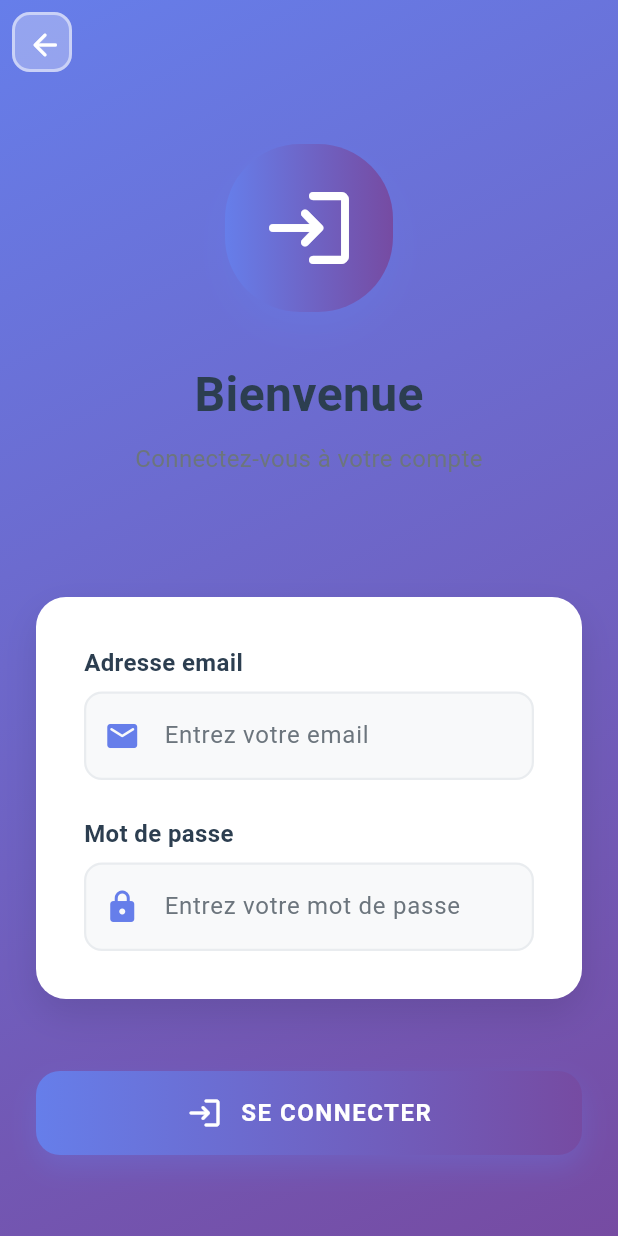
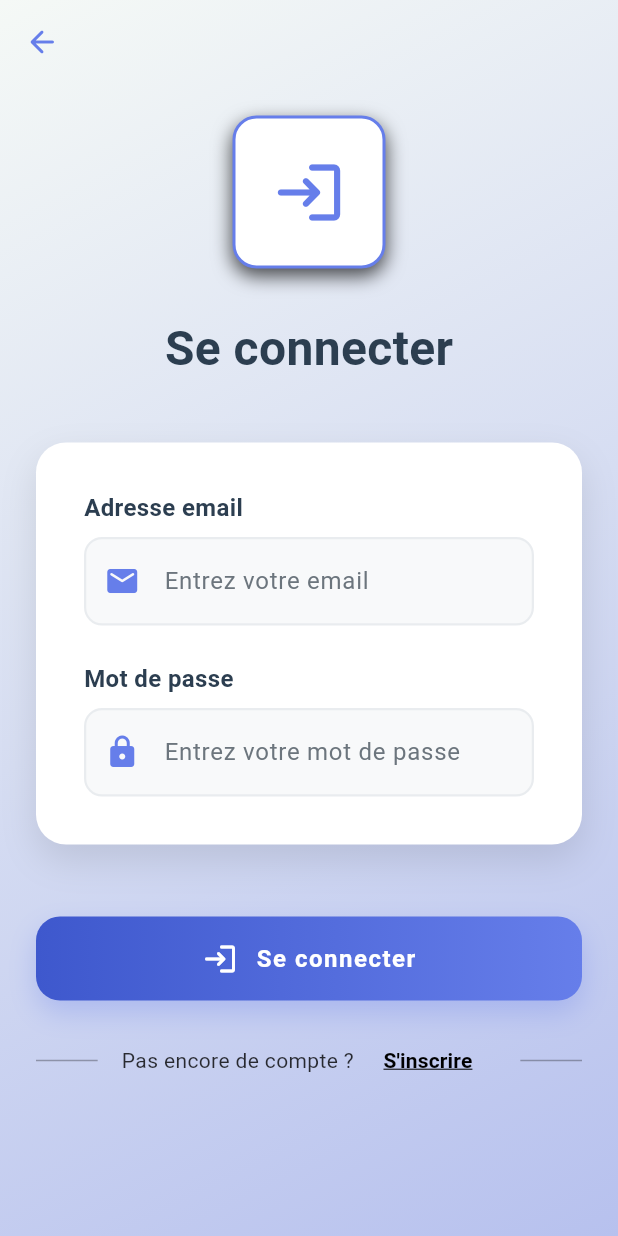
Before and after one commit to JohannaStoicanescu/e-commerce-app, a Flutter app: the LoginPage screen opened by its route, on a phone screen of 412 x 824 dp. Run offline on Flutter 3.47's test engine with Material 3 defaults, Android fonts, the light colour scheme and no system bars; our stand-ins replace cached_network_image, firebase_auth, firebase_core, share_plus, shared_preferences; missing offline and left inert: flutter_stripe; accounts and stored records are empty.

Commit message:
login page separate and update style

```diff
--- a/lib/ui/pages/login/login_page.dart
+++ b/lib/ui/pages/login/login_page.dart
@@ -92,10 +92,8 @@ class _LoginPageState extends State<LoginPage> {
       appBar: _appBar(),
       body: Container(
         decoration: _boxDecoration(),
-        child: SafeArea(
-          child: SingleChildScrollView(
+        child: Container(
           padding: const EdgeInsets.symmetric(horizontal: 24),
-            child: ConstrainedBox(
           constraints: BoxConstraints(
             minHeight: MediaQuery.of(context).size.height -
                 MediaQuery.of(context).padding.top -
@@ -104,33 +102,28 @@ class _LoginPageState extends State<LoginPage> {
           child: Column(
             mainAxisAlignment: MainAxisAlignment.center,
             children: [
-                  _sizedBox(40),
               const LoginHeader(),
-                  _sizedBox(40),
+              const SizedBox(height: 40),
               LoginForm(
                 emailController: _emailController,
                 passwordController: _passwordController,
                 isLoading: _isLoading,
                 onSignIn: _signIn,
               ),
-                  _sizedBox(24),
+              const SizedBox(height: 24),
               if (_errorMessage.isNotEmpty)
                 ErrorMessage(message: _errorMessage),
-                  _sizedBox(24),
+              const SizedBox(height: 24),
               LoginButton(
                 isLoading: _isLoading,
                 onPressed: _signIn,
               ),
-                  _sizedBox(32),
               NavigationLink(
                 text: 'Pas encore de compte ? ',
                 linkText: 'S\'inscrire',
                 onPressed: () => Navigator.pushNamed(context, '/register'),
               ),
-                  _sizedBox(40),
             ],
-              ),
-            ),
           ),
         ),
       ),
@@ -143,21 +136,13 @@ class _LoginPageState extends State<LoginPage> {
       elevation: 0,
       leading: Container(
         margin: const EdgeInsets.all(8),
-        decoration: BoxDecoration(
-          color: Colors.white.withOpacity(0.3),
-          borderRadius: BorderRadius.circular(12),
-          border: Border.all(
-            color: Colors.white.withOpacity(0.5),
-            width: 2,
-          ),
-        ),
         child: IconButton(
           onPressed: () {
             Navigator.pushReplacementNamed(context, '/');
           },
           icon: const Icon(
             Icons.arrow_back_rounded,
-            color: Colors.white,
+            color: Color(0xFF667EEA),
             size: 24,
           ),
         ),
@@ -170,12 +155,11 @@ class _LoginPageState extends State<LoginPage> {
       gradient: LinearGradient(
         begin: Alignment.topLeft,
         end: Alignment.bottomRight,
-        colors: [Color(0xFF667EEA), Color(0xFF764BA2)],
+        colors: [
+          Color.fromARGB(255, 245, 249, 246),
+          Color.fromARGB(255, 183, 193, 238)
+        ]
       ),
     );
   }
-
-  SizedBox _sizedBox(double height) {
-    return SizedBox(height: height);
 }
-}
--- a/lib/ui/pages/login/widgets/login_button.dart
+++ b/lib/ui/pages/login/widgets/login_button.dart
@@ -17,7 +17,7 @@ class LoginButton extends StatelessWidget {
       height: 56,
       decoration: BoxDecoration(
         gradient: const LinearGradient(
-          colors: [Color(0xFF667EEA), Color(0xFF764BA2)],
+          colors: [Color.fromARGB(255, 62, 88, 205), Color(0xFF667EEA)],
         ),
         borderRadius: BorderRadius.circular(16),
         boxShadow: [
@@ -51,12 +51,13 @@ class LoginButton extends StatelessWidget {
                 mainAxisAlignment: MainAxisAlignment.center,
                 children: [
                   Icon(
+                    color: Colors.white,
                     Icons.login_rounded,
                     size: 24,
                   ),
                   SizedBox(width: 12),
                   Text(
-                    'SE CONNECTER',
+                    'Se connecter',
                     style: TextStyle(
                       fontSize: 16,
                       fontWeight: FontWeight.bold,
--- a/lib/ui/pages/login/widgets/login_header.dart
+++ b/lib/ui/pages/login/widgets/login_header.dart
@@ -10,49 +10,48 @@ class LoginHeader extends StatelessWidget {
         Container(
           padding: const EdgeInsets.all(24),
           decoration: _boxDecoration(),
-          child: const Icon(
-            Icons.login_rounded,
-            size: 64,
-            color: Colors.white,
-          ),
+          child: _icon(),
         ),
-        const SizedBox(height: 32),
-        const Text(
-          'Bienvenue',
-          style: TextStyle(
-            fontSize: 32,
-            fontWeight: FontWeight.bold,
-            color: Color(0xFF2C3E50),
-          ),
-        ),
-        const SizedBox(height: 8),
-        const Text(
-          'Connectez-vous à votre compte',
-          style: TextStyle(
-            fontSize: 16,
-            color: Color(0xFF6C757D),
-            height: 1.5,
-          ),
-          textAlign: TextAlign.center,
-        ),
-        const SizedBox(height: 40),
+        const SizedBox(height: 30),
+        _text(),
       ],
     );
   }
 
   BoxDecoration _boxDecoration() {
     return BoxDecoration(
-      gradient: const LinearGradient(
-        colors: [Color(0xFF667EEA), Color(0xFF764BA2)],
+      color: Colors.white,
+      border: Border.all(
+        color: const Color(0xFF667EEA),
+        width: 2,
       ),
-      borderRadius: BorderRadius.circular(50),
+      borderRadius: BorderRadius.circular(16),
       boxShadow: [
         BoxShadow(
-          color: const Color(0xFF667EEA).withOpacity(0.3),
-          blurRadius: 20,
-          offset: const Offset(0, 10),
+          color: Colors.black.withOpacity(0.7),
+          blurRadius: 10,
+          offset: const Offset(0, 5),
         ),
       ],
     );
   }
+
+  Icon _icon() {
+    return const Icon(
+      Icons.login_rounded,
+      size: 50,
+      color: Color(0xFF667EEA),
+    );
+  }
+
+  Text _text() {
+    return const Text(
+      'Se connecter',
+      style: TextStyle(
+        fontSize: 32,
+        fontWeight: FontWeight.bold,
+        color: Color(0xFF2C3E50),
+      ),
+    );
+  }
 }
--- a/lib/ui/pages/login/widgets/login_navigation_link.dart
+++ b/lib/ui/pages/login/widgets/login_navigation_link.dart
@@ -19,12 +19,7 @@ class NavigationLink extends StatelessWidget {
       child: Row(
         mainAxisAlignment: MainAxisAlignment.center,
         children: [
-          Expanded(
-            child: Container(
-              height: 1,
-              color: Colors.white.withOpacity(0.3),
-            ),
-          ),
+          Expanded(child: _container()),
           Padding(
             padding: const EdgeInsets.symmetric(horizontal: 16),
             child: Row(
@@ -35,35 +30,37 @@ class NavigationLink extends StatelessWidget {
               ],
             ),
           ),
-          Expanded(
-            child: Container(
-              height: 1,
-              color: Colors.white.withOpacity(0.3),
-            ),
-          ),
+          Expanded(child: _container()),
         ],
       ),
     );
   }
 
-  Widget _text() {
+  Container _container() {
+    return Container(
+      height: 1,
+      color: Colors.black.withValues(alpha: 0.3),
+    );
+  }
+
+  Text _text() {
     return Text(
       text,
       style: TextStyle(
-        color: Colors.white.withOpacity(0.8),
+        color: Colors.black.withOpacity(0.8),
         fontSize: 14,
       ),
     );
   }
 
-  Widget _textButton() {
+  TextButton _textButton() {
     return TextButton(
       onPressed: onPressed,
       style: TextButton.styleFrom(
-        foregroundColor: Colors.white,
+        foregroundColor: Colors.black,
         padding: const EdgeInsets.symmetric(
-          horizontal: 4,
-          vertical: 4,
+          horizontal: 16,
+          vertical: 8,
         ),
       ),
       child: Text(
@@ -72,7 +69,7 @@ class NavigationLink extends StatelessWidget {
           fontSize: 14,
           fontWeight: FontWeight.w600,
           decoration: TextDecoration.underline,
-          decorationColor: Colors.white,
+          decorationColor: Colors.black,
         ),
       ),
     );
```
Lines whose indentation alone changed are shown as unchanged.
